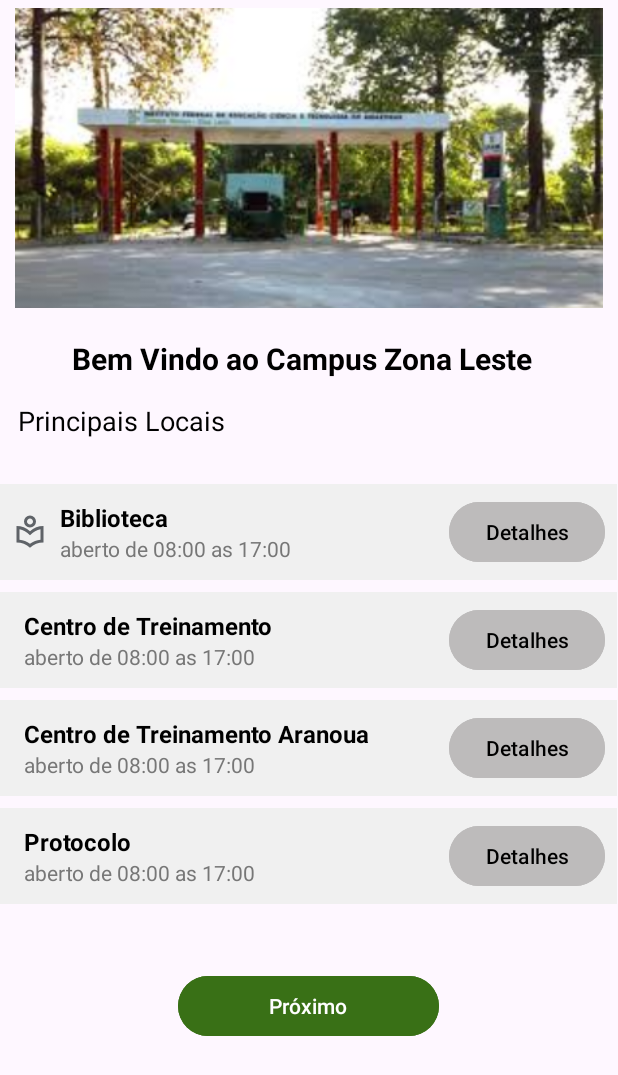
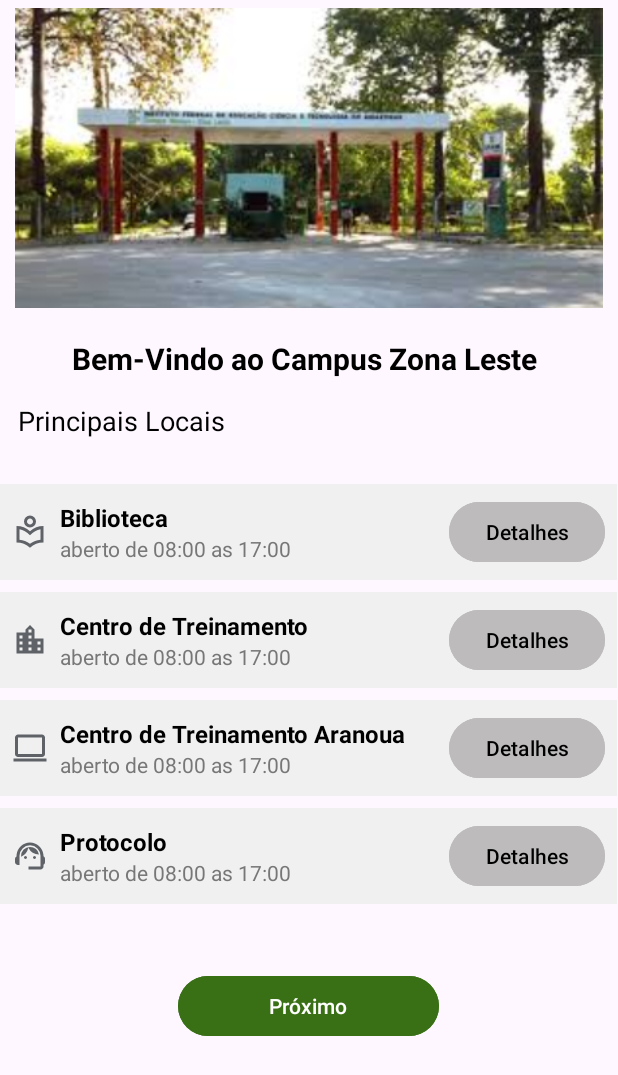
Before and after one commit to FabricioCoelho/Projeto_Mapa_IFAM, an Android app: the MainLocationsActivity screen opened directly, with no data from a screen before it, on a phone screen of 412 x 824 dp. Shown: the top 1075 px of the screen. Run offline under Robolectric (Android 15) with nearby library versions, the phone set to English and light mode, and no system bars.

Commit message:
Adicionado os icones dos principais locais.

```diff
--- /dev/null
+++ b/app/src/main/res/drawable/ct.xml
@@ -0,0 +1,9 @@
+<vector xmlns:android="http://schemas.android.com/apk/res/android"
+    android:width="24dp"
+    android:height="24dp"
+    android:viewportWidth="960"
+    android:viewportHeight="960">
+  <path
+      android:pathData="M120,840v-560h240v-80l120,-120 120,120v240h240v400L120,840ZM200,760h80v-80h-80v80ZM200,600h80v-80h-80v80ZM200,440h80v-80h-80v80ZM440,760h80v-80h-80v80ZM440,600h80v-80h-80v80ZM440,440h80v-80h-80v80ZM440,280h80v-80h-80v80ZM680,760h80v-80h-80v80ZM680,600h80v-80h-80v80Z"
+      android:fillColor="#5f6368"/>
+</vector>
--- /dev/null
+++ b/app/src/main/res/drawable/ct_aranoua.xml
@@ -0,0 +1,9 @@
+<vector xmlns:android="http://schemas.android.com/apk/res/android"
+    android:width="24dp"
+    android:height="24dp"
+    android:viewportWidth="960"
+    android:viewportHeight="960">
+  <path
+      android:pathData="M40,840v-80h880v80L40,840ZM160,720q-33,0 -56.5,-23.5T80,640v-440q0,-33 23.5,-56.5T160,120h640q33,0 56.5,23.5T880,200v440q0,33 -23.5,56.5T800,720L160,720ZM160,640h640v-440L160,200v440ZM160,640v-440,440Z"
+      android:fillColor="#5f6368"/>
+</vector>
--- /dev/null
+++ b/app/src/main/res/drawable/protocolo.xml
@@ -0,0 +1,9 @@
+<vector xmlns:android="http://schemas.android.com/apk/res/android"
+    android:width="24dp"
+    android:height="24dp"
+    android:viewportWidth="960"
+    android:viewportHeight="960">
+  <path
+      android:pathData="M440,840v-80h320v-284q0,-117 -81.5,-198.5T480,196q-117,0 -198.5,81.5T200,476v244h-40q-33,0 -56.5,-23.5T80,640v-80q0,-21 10.5,-39.5T120,491l3,-53q8,-68 39.5,-126t79,-101q47.5,-43 109,-67T480,120q68,0 129,24t109,66.5Q766,253 797,311t40,126l3,52q19,9 29.5,27t10.5,38v92q0,20 -10.5,38T840,711v49q0,33 -23.5,56.5T760,840L440,840ZM360,560q-17,0 -28.5,-11.5T320,520q0,-17 11.5,-28.5T360,480q17,0 28.5,11.5T400,520q0,17 -11.5,28.5T360,560ZM600,560q-17,0 -28.5,-11.5T560,520q0,-17 11.5,-28.5T600,480q17,0 28.5,11.5T640,520q0,17 -11.5,28.5T600,560ZM241,498q-7,-106 64,-182t177,-76q89,0 156.5,56.5T720,441q-91,-1 -167.5,-49T435,262q-16,80 -67.5,142.5T241,498Z"
+      android:fillColor="#5f6368"/>
+</vector>
--- a/app/src/main/res/layout/activity_main_principais_locais.xml
+++ b/app/src/main/res/layout/activity_main_principais_locais.xml
@@ -39,7 +39,7 @@
         android:layout_height="wrap_content"
         android:layout_marginStart="48dp"
         android:layout_marginTop="20dp"
-        android:text="Bem Vindo ao Campus Zona Leste"
+        android:text="Bem-Vindo ao Campus Zona Leste"
         android:textColor="#000000"
         android:textSize="20sp"
         android:textStyle="bold"
@@ -131,6 +131,11 @@
             android:gravity="center_vertical"
             android:orientation="horizontal"
             android:padding="8dp">
+            <ImageView
+                android:layout_width="24dp"
+                android:layout_height="24dp"
+                android:src="@drawable/ct"/>
+
             <LinearLayout
                 android:layout_width="0dp"
                 android:layout_height="wrap_content"
@@ -171,6 +176,10 @@
             android:gravity="center_vertical"
             android:orientation="horizontal"
             android:padding="8dp">
+            <ImageView
+                android:layout_width="24dp"
+                android:layout_height="24dp"
+                android:src="@drawable/ct_aranoua"/>
             <LinearLayout
                 android:layout_width="0dp"
                 android:layout_height="wrap_content"
@@ -202,7 +211,7 @@
                 android:text="Detalhes"
                 android:textColor="#000000" />
         </LinearLayout>
-        <!-- Item: CT Aranoua -->
+        <!-- Item: Protocolo -->
         <LinearLayout
             android:layout_width="match_parent"
             android:layout_height="wrap_content"
@@ -211,6 +220,10 @@
             android:gravity="center_vertical"
             android:orientation="horizontal"
             android:padding="8dp">
+            <ImageView
+                android:layout_width="24dp"
+                android:layout_height="24dp"
+                android:src="@drawable/protocolo"/>
             <LinearLayout
                 android:layout_width="0dp"
                 android:layout_height="wrap_content"
```
Also changed, not shown: 24 other files.
